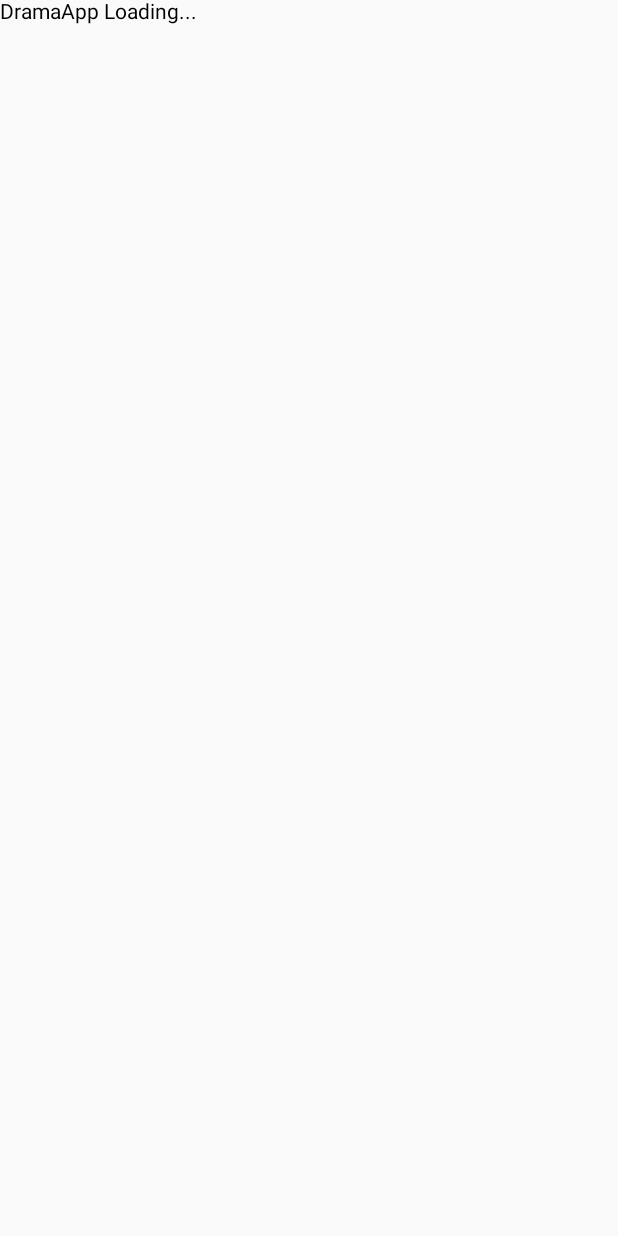
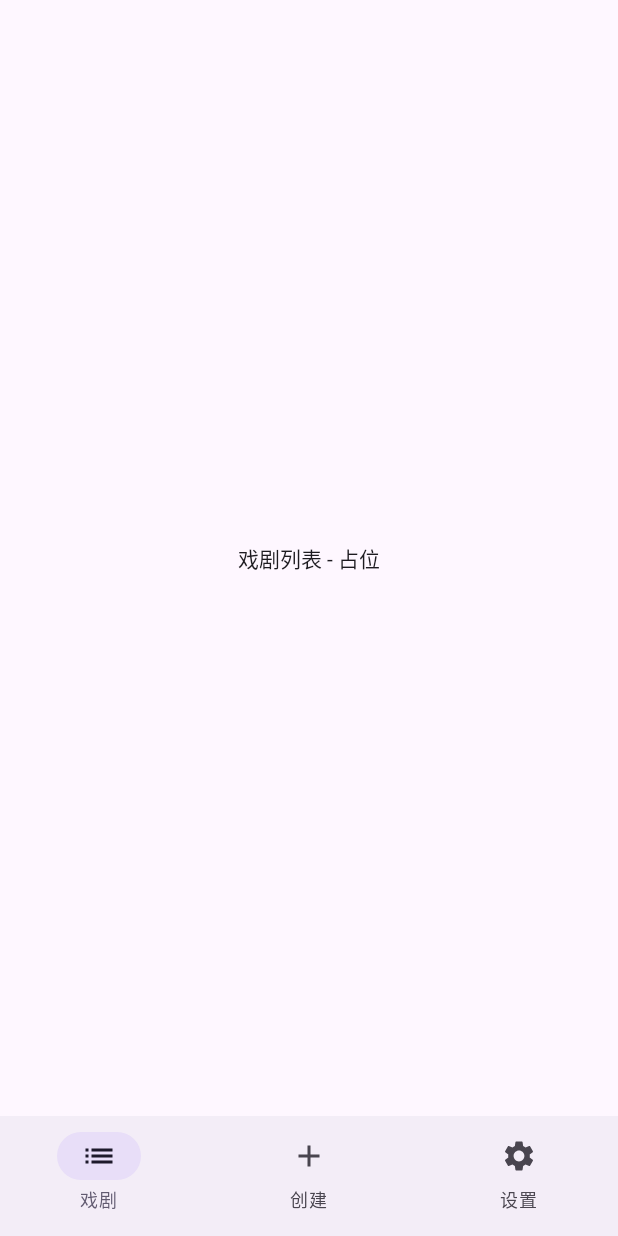
Before and after one commit to abchbx/director-actor-drama_ADK, an Android app built with Jetpack Compose: the screen it shows after launch (MainActivity), on a phone screen of 412 x 824 dp. Before the commit the screen is almost empty. Run offline under Robolectric (Android 15) with nearby library versions, the light colour scheme and no system bars; our stand-ins replace Dagger/Hilt's generated code.

Commit message:
feat(16-01): add Navigation Compose skeleton + bottom nav bar + placeholder screens + Hilt ViewModels
- Route.kt: 5 type-safe @Serializable routes (ConnectionGuide, DramaList, DramaCreate, Settings, DramaDetail)
- DramaNavHost.kt: NavHost with all 5 composable routes, DramaDetail receives dramaId via toRoute
- AppBottomNavigationBar.kt: MD3 NavigationBar with 3 tabs (戏剧/创建/设置)
- 4 placeholder screens with @HiltViewModel: DramaList, DramaCreate, DramaDetail, Settings
- DramaListScreen accepts onDramaClick callback for navigation to DramaDetail
- DramaDetailScreen accepts dramaId parameter
- MainActivity: Scaffold + bottom bar (hidden on DramaDetail) + DramaNavHost with DramaList startDestination
- Bottom bar visibility controlled by hasRoute check against bottomNavItems

```diff
--- a/android/app/src/main/java/com/drama/app/MainActivity.kt
+++ b/android/app/src/main/java/com/drama/app/MainActivity.kt
@@ -4,6 +4,19 @@ import android.os.Bundle
 import androidx.activity.ComponentActivity
 import androidx.activity.compose.setContent
 import androidx.activity.enableEdgeToEdge
+import androidx.compose.foundation.layout.fillMaxSize
+import androidx.compose.foundation.layout.padding
+import androidx.compose.material3.Scaffold
+import androidx.compose.runtime.Composable
+import androidx.compose.runtime.getValue
+import androidx.compose.ui.Modifier
+import androidx.navigation.NavDestination.Companion.hasRoute
+import androidx.navigation.compose.currentBackStackEntryAsState
+import androidx.navigation.compose.rememberNavController
+import com.drama.app.ui.components.AppBottomNavigationBar
+import com.drama.app.ui.components.bottomNavItems
+import com.drama.app.ui.navigation.DramaList
+import com.drama.app.ui.navigation.DramaNavHost
 import dagger.hilt.android.AndroidEntryPoint
 
 @AndroidEntryPoint  // D-09, APP-14
@@ -12,9 +25,34 @@ class MainActivity : ComponentActivity() {
         super.onCreate(savedInstanceState)
         enableEdgeToEdge()
         setContent {
-            // DramaApp composable 在 Task 2 中定义
-            // 此处暂用占位，Task 2 完成后替换为 DramaApp()
-            androidx.compose.material3.Text("DramaApp Loading...")
+            DramaApp()
         }
     }
 }
+
+@Composable
+fun DramaApp() {
+    val navController = rememberNavController()
+    val navBackStackEntry by navController.currentBackStackEntryAsState()
+    val currentDestination = navBackStackEntry?.destination
+
+    // 底部导航仅在 DramaList/DramaCreate/Settings 中显示 (D-11)
+    val showBottomBar = bottomNavItems.any { item ->
+        currentDestination?.hasRoute(item.route::class) == true
+    }
+
+    Scaffold(
+        modifier = Modifier.fillMaxSize(),
+        bottomBar = {
+            if (showBottomBar) {
+                AppBottomNavigationBar(navController = navController)
+            }
+        },
+    ) { innerPadding ->
+        DramaNavHost(
+            navController = navController,
+            startDestination = DramaList,  // 暂定 DramaList，Phase 16-02 添加首次启动逻辑
+            modifier = Modifier.padding(innerPadding),
+        )
+    }
+}
--- /dev/null
+++ b/android/app/src/main/java/com/drama/app/ui/components/AppBottomNavigationBar.kt
@@ -0,0 +1,71 @@
+package com.drama.app.ui.components
+
+import androidx.compose.material.icons.Icons
+import androidx.compose.material.icons.filled.Add
+import androidx.compose.material.icons.filled.List
+import androidx.compose.material.icons.filled.Settings
+import androidx.compose.material3.Icon
+import androidx.compose.material3.NavigationBar
+import androidx.compose.material3.NavigationBarItem
+import androidx.compose.material3.Text
+import androidx.compose.runtime.Composable
+import androidx.compose.ui.Modifier
+import androidx.navigation.NavDestination.Companion.hasRoute
+import androidx.navigation.NavDestination.Companion.hierarchy
+import androidx.navigation.NavGraph.Companion.findStartDestination
+import androidx.navigation.NavHostController
+import com.drama.app.ui.navigation.DramaCreate
+import com.drama.app.ui.navigation.DramaList
+import com.drama.app.ui.navigation.Settings
+
+data class BottomNavItem(
+    val label: String,
+    val route: Any,
+    val icon: @Composable () -> Unit,
+)
+
+val bottomNavItems = listOf(
+    BottomNavItem(
+        label = "戏剧",
+        route = DramaList,
+        icon = { Icon(Icons.Filled.List, contentDescription = "戏剧列表") },
+    ),
+    BottomNavItem(
+        label = "创建",
+        route = DramaCreate,
+        icon = { Icon(Icons.Filled.Add, contentDescription = "创建戏剧") },
+    ),
+    BottomNavItem(
+        label = "设置",
+        route = Settings,
+        icon = { Icon(Icons.Filled.Settings, contentDescription = "设置") },
+    ),
+)
+
+@Composable
+fun AppBottomNavigationBar(
+    navController: NavHostController,
+    modifier: Modifier = Modifier,
+) {
+    NavigationBar(modifier = modifier) {
+        val currentDestination = navController.currentBackStackEntry?.destination
+        bottomNavItems.forEach { item ->
+            NavigationBarItem(
+                icon = item.icon,
+                label = { Text(item.label) },
+                selected = currentDestination?.hierarchy?.any {
+                    it.hasRoute(item.route::class)
+                } == true,
+                onClick = {
+                    navController.navigate(item.route) {
+                        popUpTo(navController.graph.findStartDestination().id) {
+                            saveState = true
+                        }
+                        launchSingleTop = true
+                        restoreState = true
+                    }
+                },
+            )
+        }
+    }
+}
--- /dev/null
+++ b/android/app/src/main/java/com/drama/app/ui/navigation/DramaNavHost.kt
@@ -0,0 +1,48 @@
+package com.drama.app.ui.navigation
+
+import androidx.compose.runtime.Composable
+import androidx.compose.ui.Modifier
+import androidx.hilt.navigation.compose.hiltViewModel
+import androidx.navigation.NavHostController
+import androidx.navigation.compose.NavHost
+import androidx.navigation.compose.composable
+import androidx.navigation.toRoute
+import com.drama.app.ui.screens.dramacreate.DramaCreateScreen
+import com.drama.app.ui.screens.dramadetail.DramaDetailScreen
+import com.drama.app.ui.screens.dramalist.DramaListScreen
+import com.drama.app.ui.screens.settings.SettingsScreen
+
+@Composable
+fun DramaNavHost(
+    navController: NavHostController,
+    startDestination: Any,
+    modifier: Modifier = Modifier,
+) {
+    NavHost(
+        navController = navController,
+        startDestination = startDestination,
+        modifier = modifier,
+    ) {
+        composable<ConnectionGuide> {
+            // Phase 16-02 实现：首次启动连接引导 Dialog
+            // 当前占位
+        }
+        composable<DramaList> {
+            DramaListScreen(
+                onDramaClick = { dramaId ->
+                    navController.navigate(DramaDetail(dramaId))  // D-12
+                },
+            )
+        }
+        composable<DramaCreate> {
+            DramaCreateScreen()
+        }
+        composable<Settings> {
+            SettingsScreen()
+        }
+        composable<DramaDetail> { backStackEntry ->
+            val args = backStackEntry.toRoute<DramaDetail>()
+            DramaDetailScreen(dramaId = args.dramaId)
+        }
+    }
+}
--- /dev/null
+++ b/android/app/src/main/java/com/drama/app/ui/navigation/Route.kt
@@ -0,0 +1,10 @@
+package com.drama.app.ui.navigation
+
+import kotlinx.serialization.Serializable
+
+// D-15: 导航图路由定义
+@Serializable object ConnectionGuide    // 首次引导 (D-14)
+@Serializable object DramaList          // 戏剧列表 tab (D-11)
+@Serializable object DramaCreate        // 创建 tab (D-11)
+@Serializable object Settings           // 设置 tab (D-11)
+@Serializable data class DramaDetail(val dramaId: String)  // D-12: 从列表点击进入
--- /dev/null
+++ b/android/app/src/main/java/com/drama/app/ui/screens/dramalist/DramaListScreen.kt
@@ -0,0 +1,25 @@
+package com.drama.app.ui.screens.dramalist
+
+import androidx.compose.foundation.layout.Box
+import androidx.compose.foundation.layout.fillMaxSize
+import androidx.compose.material3.Text
+import androidx.compose.runtime.Composable
+import androidx.compose.runtime.getValue
+import androidx.compose.ui.Alignment
+import androidx.compose.ui.Modifier
+import androidx.hilt.navigation.compose.hiltViewModel
+import androidx.lifecycle.compose.collectAsStateWithLifecycle
+
+@Composable
+fun DramaListScreen(
+    onDramaClick: (String) -> Unit = {},
+    viewModel: DramaListViewModel = hiltViewModel(),
+) {
+    val uiState by viewModel.uiState.collectAsStateWithLifecycle()
+    Box(
+        modifier = Modifier.fillMaxSize(),
+        contentAlignment = Alignment.Center,
+    ) {
+        Text(text = uiState)
+    }
+}
--- /dev/null
+++ b/android/app/src/main/java/com/drama/app/ui/screens/dramalist/DramaListViewModel.kt
@@ -0,0 +1,13 @@
+package com.drama.app.ui.screens.dramalist
+
+import androidx.lifecycle.ViewModel
+import dagger.hilt.android.lifecycle.HiltViewModel
+import kotlinx.coroutines.flow.MutableStateFlow
+import kotlinx.coroutines.flow.asStateFlow
+import javax.inject.Inject
+
+@HiltViewModel  // APP-13, APP-14
+class DramaListViewModel @Inject constructor() : ViewModel() {
+    private val _uiState = MutableStateFlow("戏剧列表 - 占位")
+    val uiState = _uiState.asStateFlow()
+}
```
Also changed, not shown: android/app/src/main/java/com/drama/app/ui/screens/dramacreate/DramaCreateScreen.kt (added, +24 -0 lines), android/app/src/main/java/com/drama/app/ui/screens/dramacreate/DramaCreateViewModel.kt (added, +13 -0 lines), android/app/src/main/java/com/drama/app/ui/screens/dramadetail/DramaDetailScreen.kt (added, +21 -0 lines), android/app/src/main/java/com/drama/app/ui/screens/dramadetail/DramaDetailViewModel.kt (added, +13 -0 lines), android/app/src/main/java/com/drama/app/ui/screens/settings/SettingsScreen.kt (added, +26 -0 lines), android/app/src/main/java/com/drama/app/ui/screens/settings/SettingsViewModel.kt (added, +13 -0 lines).
